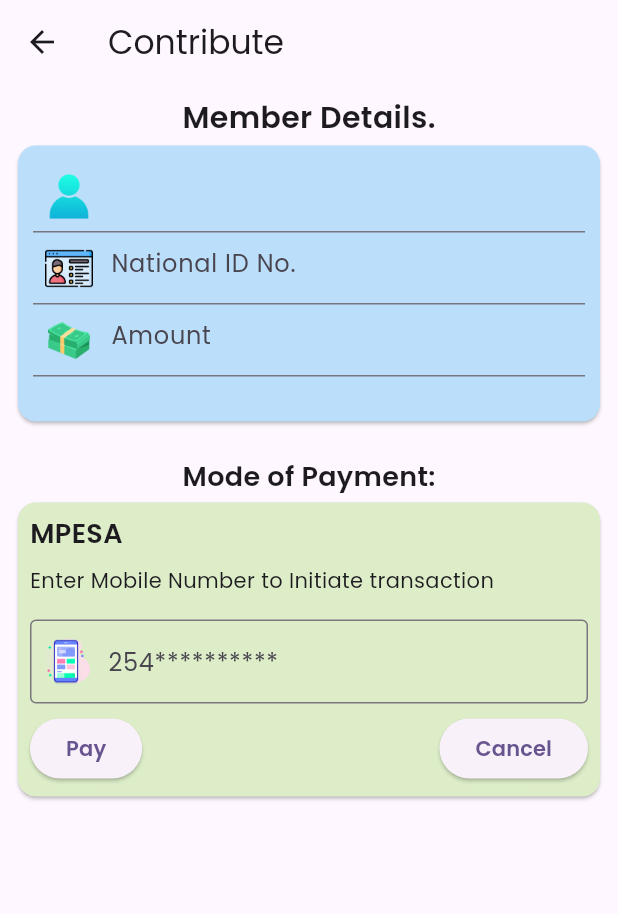
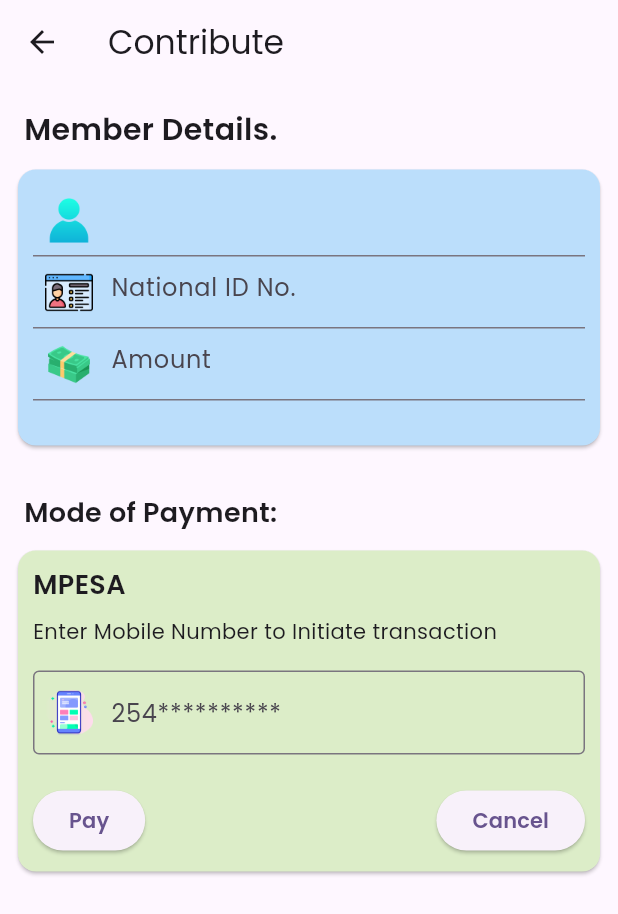
Before and after one commit to stevenjoro098/Sacco-Flutter-App, a Flutter app: the MyHomePage screen opened directly with empty values, after a tap on "Deposit", on a phone screen of 412 x 824 dp. Shown: the top 914 px of the screen. Run offline on Flutter 3.47's test engine with Material 3 defaults, Android fonts, the light colour scheme and no system bars; network calls fail; Roboto replaces fonts that are missing (poppins).

Commit message:
Finalizing with the UI

```diff
--- a/lib/loans.dart
+++ b/lib/loans.dart
@@ -6,7 +6,8 @@
 import 'loan_details.dart';
 
 class Loans extends StatefulWidget {
-  const Loans({super.key});
+  var id_no;
+  Loans({super.key, required this.id_no });
 
   @override
   State<Loans> createState() => _LoansState();
@@ -24,7 +25,7 @@
     try {
       final response = await http.get(
         Uri.parse(
-            'http://127.0.0.1:9000/api/member/loans/list/?param=30306701'),
+            'http://127.0.0.1:9000/api/member/loans/list/?param=${widget.id_no}'),
         headers: headers,
       );
       if (response.statusCode == 200) {
--- a/lib/main.dart
+++ b/lib/main.dart
@@ -119,7 +119,7 @@
               Row(
                 mainAxisAlignment: MainAxisAlignment.spaceBetween,
                 children: [
-                  Text("Hello, ${ memberFirstName }",
+                  Text("Hello, ${ memberFirstName }.",
                     style: const TextStyle(
                       fontSize: 20,
                       fontFamily: 'Poppins',
@@ -172,7 +172,7 @@
                               ),
                         onPressed:(){
                           Navigator.push(context,
-                              MaterialPageRoute(builder: (context) => const ViewHistory()));
+                              MaterialPageRoute(builder: (context) => ViewHistory(idNo: widget.id_no,)));
 
                         },
                       ),
@@ -214,16 +214,18 @@
 
                       },
                       style: ElevatedButton.styleFrom(
+                        backgroundColor: Colors.yellowAccent[100],
                         shape: RoundedRectangleBorder(
                           borderRadius: BorderRadius.circular(8.0)
                         )
                       ),
-                      child: const Padding(
+                      child: Padding(
                         padding: EdgeInsets.all(4.5),
                         child: Column(
                           children: [
-                            Icon(Icons.calculate),
-                            //SizedBox(height: 5,),
+                            SizedBox(height: 6,),
+                            Image.asset('assets/images/calculator.png', width: 35,),
+                            SizedBox(height: 5,),
                             Text('Loan Calc',style: TextStyle(fontWeight: FontWeight.bold))
                           ],
                         ),
@@ -235,20 +237,24 @@
                     child: ElevatedButton(
                       onPressed:(){
                         Navigator.push(context,
-                            MaterialPageRoute(builder: (context) => const Loans()));
+                            MaterialPageRoute(builder: (context) => Loans( id_no: widget.id_no)));
 
                       } ,
                       style: ElevatedButton.styleFrom(
+                          backgroundColor: Colors.yellowAccent[100],
                           shape: RoundedRectangleBorder(
                               borderRadius: BorderRadius.circular(8.0)
                           )
                       ),
-                      child: const Padding(
+                      child: Padding(
                         padding: EdgeInsets.all(4.5),
                          child: Column(
                           children: [
-                            Icon(Icons.account_balance),
+                            SizedBox(height: 6,),
+                            Image.asset('assets/images/signing.png', width: 35,),
+                            SizedBox(height: 6,),
                             Text('Loans',style: TextStyle(fontWeight: FontWeight.bold)),
+
                           ],
                         ),
                       ),
--- a/lib/make_contribution.dart
+++ b/lib/make_contribution.dart
@@ -91,7 +91,11 @@
         padding: const EdgeInsets.all(8.0),
         child: Column(
           children: [
-            const Text(
+             const Row(
+               children: [
+                 Padding(
+                   padding: const EdgeInsets.all(8.0),
+                   child: Text(
                       'Member Details.',
                       style: TextStyle(
                         fontFamily: 'poppins',
@@ -99,6 +103,9 @@
                         fontWeight: FontWeight.bold,
 
                       )
+                               ),
+                 ),
+               ],
              ),
             Card(
               color: Colors.blue[100],
@@ -163,7 +170,11 @@
               ),
             ),
             const SizedBox(height: 20,),
-            const Text(
+            const Padding(
+              padding: const EdgeInsets.all(8.0),
+              child: Row(
+                children: [
+                  Text(
                     'Mode of Payment:',
                     style: TextStyle(
                     fontFamily: 'poppins',
@@ -171,10 +182,13 @@
                       fontSize: 18
                     ),
                   ),
+                ],
+              ),
+            ),
             Card(
               color: Colors.lightGreen[100],
               child: Padding(
-                padding: const EdgeInsets.all(8.0),
+                padding: const EdgeInsets.all(10.0),
                 child: Column(
                   crossAxisAlignment: CrossAxisAlignment.start,
                   children: [
@@ -200,7 +214,7 @@
                         )
                       ),
                     ),
-                    SizedBox(height: 6,),
+                    const SizedBox(height: 20,),
                     Row(
                       //mainAxisSize: MainAxisSize.min,
                       mainAxisAlignment: MainAxisAlignment.spaceBetween,
@@ -215,7 +229,7 @@
                               //print(contribData);
                               sendMemberContribution(contribData);
                             },
-                            child: Text('Pay', style:TextStyle(fontWeight: FontWeight.bold),)
+                            child: const Text('Pay', style:TextStyle(fontWeight: FontWeight.bold),)
                         ),
                         ElevatedButton(onPressed: (){
                           _textEditingController.text = "";
--- a/lib/profile.dart
+++ b/lib/profile.dart
@@ -39,8 +39,9 @@
           body: jsonEncode({"id_no":"54321"})
       );
       if(response.statusCode == 200){
+
         var response_data = jsonDecode(response.body);
-        print(response_data['image']);
+
         setState(() {
           imagePath = response_data['image'];
           firstName = response_data['first_name'];
@@ -103,7 +104,7 @@
                           crossAxisAlignment: CrossAxisAlignment.start,
                           children: [
                             imagePath.isEmpty ? Image.asset('assets/images/profile.png', width: 100, height: 100,)
-                                :Image.network('http://127.0.0.1:9000/media/${imagePath}', width: 300, height: 200,),
+                                :ClipRRect(borderRadius: BorderRadius.circular(26), child: Image.network('http://127.0.0.1:9000/media/${imagePath}', width: 300, height: 200,)),
                             const SizedBox(height: 10,),
                             const Text('Name:', style: TextStyle(fontWeight: FontWeight.bold, fontSize: 20),),
                             Text("${ firstName } ${ secondName } ${thirdName}",style: const TextStyle(fontWeight: FontWeight.bold,fontSize: 17, color: Colors.blue)),
--- a/lib/view_history.dart
+++ b/lib/view_history.dart
@@ -4,7 +4,9 @@
 import 'package:http/http.dart' as http;
 
 class ViewHistory extends StatefulWidget {
-  const ViewHistory({super.key});
+  var idNo;
+
+  ViewHistory({super.key, required this.idNo});
 
   @override
   State<ViewHistory> createState() => _ViewHistoryState();
@@ -21,7 +23,7 @@
     };
     try{
       final response = await http.get(
-        Uri.parse('http://127.0.0.1:9000/api/list/contributions/?param=30306701'),
+        Uri.parse('http://127.0.0.1:9000/api/list/contributions/?param=${ widget.idNo }'),
         headers: headers,
       );
       if(response.statusCode == 200){
--- a/pubspec.yaml
+++ b/pubspec.yaml
@@ -78,6 +78,8 @@
      - assets/images/money.png
      - assets/images/id.png
      - assets/images/mobile_phone.png
+     - assets/images/signing.png
+     - assets/images/calculator.png
 
 
 
```
Also changed, not shown: assets/images/calculator.png (added), assets/images/signing.png (added). Lines whose indentation alone changed are shown as unchanged.
